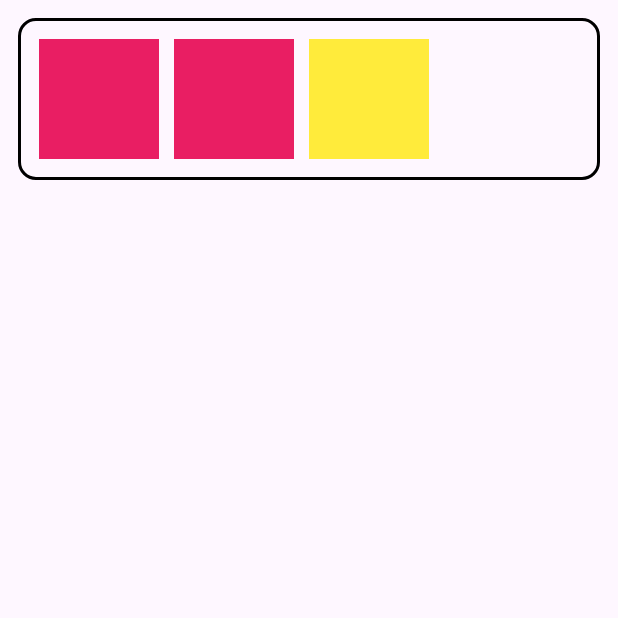
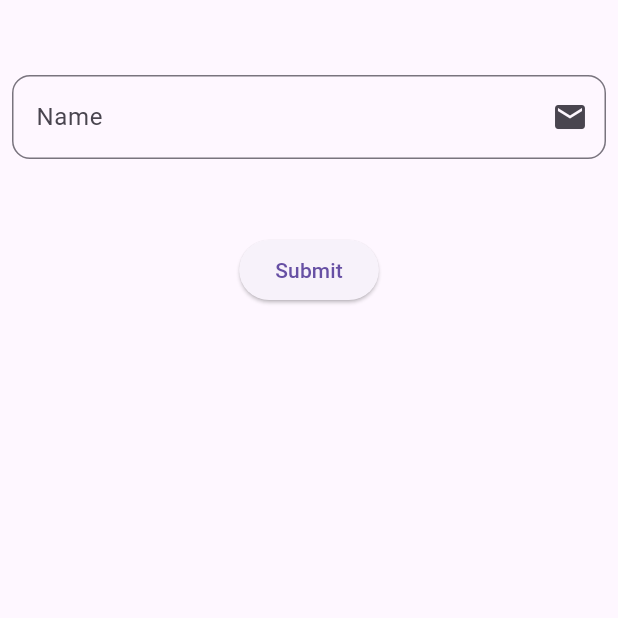
Before and after one commit to Darshanproject/01_Feb_Flutter_Drive, a Flutter app: the screen it shows after launch, on a phone screen of 412 x 824 dp, the top half of it. Run offline on Flutter 3.47's test engine with Material 3 defaults, Android fonts, the phone set to English and light mode, and no system bars.

Commit message:
24-02-2024

```diff
--- /dev/null
+++ b/Ui Designe/myapp/lib/Screens/Home_Page.dart
@@ -0,0 +1,20 @@
+import 'package:flutter/material.dart';
+
+class Home_Page extends StatelessWidget {
+  var name;
+   Home_Page({super.key,required this.name});
+
+  @override
+  Widget build(BuildContext context) {
+    return  Scaffold(
+      body: Column(
+        mainAxisAlignment: MainAxisAlignment.center,
+        children: [
+          Center(
+            child: Text("Hello $name Welcome to facebook",style: TextStyle(fontSize: 24,fontWeight: FontWeight.bold),),
+          )
+        ],
+      ),
+    );
+  }
+}
--- /dev/null
+++ b/Ui Designe/myapp/lib/Screens/TextField_Screen.dart
@@ -0,0 +1,66 @@
+import 'package:flutter/material.dart';
+import 'package:myapp/Screens/Home_Page.dart';
+import 'package:myapp/Screens/List1.dart';
+
+class Text_Fields_file extends StatefulWidget {
+  const Text_Fields_file({super.key});
+
+  @override
+  State<Text_Fields_file> createState() => _Text_Fields_fileState();
+}
+
+class _Text_Fields_fileState extends State<Text_Fields_file> {
+  TextEditingController _name =TextEditingController();
+  final _fromkey = GlobalKey<FormState>();
+  @override
+  void initState() {
+    // TODO: implement initState
+    super.initState();
+    dispose();
+  }
+  Widget build(BuildContext context) {
+    return  Scaffold(
+      body: Container(
+        child: Form(
+          key: _fromkey,
+          child: Column(
+            children: [
+              Padding(
+                padding: const EdgeInsets.symmetric(horizontal: 8,vertical: 50),
+                child: TextFormField(
+                  controller: _name,
+                  validator: (value) {
+                    if (value != null && value.isEmpty) {
+                      return 'Please enter your name pro';
+                    }else{
+                      return null;
+                    }
+                  },
+                    decoration: InputDecoration(
+                      border: OutlineInputBorder(
+                        borderRadius: BorderRadius.circular(12)
+                      ),
+                      hintText: "Name",
+                      labelText: "Name",
+                    suffixIcon: Icon(Icons.email)
+                    ),
+                    // maxLength: 8,
+                    // obscureText: true,
+
+                ),
+              ),
+              ElevatedButton(onPressed: (){
+                if (_fromkey.currentState!.validate()) {
+                  Navigator.push(context, MaterialPageRoute(builder: (context)=>Home_Page(name: _name.text,)));
+                  ScaffoldMessenger.of(context).showSnackBar(SnackBar(content: Text(" Successfully Logged in "),backgroundColor: Colors.green,));
+                }else{
+                  ScaffoldMessenger.of(context).showSnackBar(SnackBar(content: Text("No Password "),backgroundColor: Colors.red,));
+                }
+              }, child: Text("Submit"))
+            ],
+          ),
+        ),
+      ),
+    );
+  }
+}
--- a/Ui Designe/myapp/lib/main.dart
+++ b/Ui Designe/myapp/lib/main.dart
@@ -1,5 +1,8 @@
 import 'package:flutter/material.dart';
+import 'package:myapp/Screens/List1.dart';
 import 'package:myapp/Screens/Myhome.dart';
+import 'package:myapp/Screens/TextField_Screen.dart';
+import 'package:myapp/Screens/myhome2.dart';
 
 
 void main(){
@@ -11,7 +14,7 @@ class MyApp extends StatelessWidget {
   @override
   Widget build(BuildContext context) {
     return  MaterialApp(
-      home: Myhome(),
+      home: Text_Fields_file(),
     );
   }
 }
```
Also changed, not shown: Ui Designe/myapp/lib/Screens/List1.dart (added, +73 -0 lines), Ui Designe/myapp/lib/Screens/myhome2.dart (+54 -9 lines), 1 other file.
